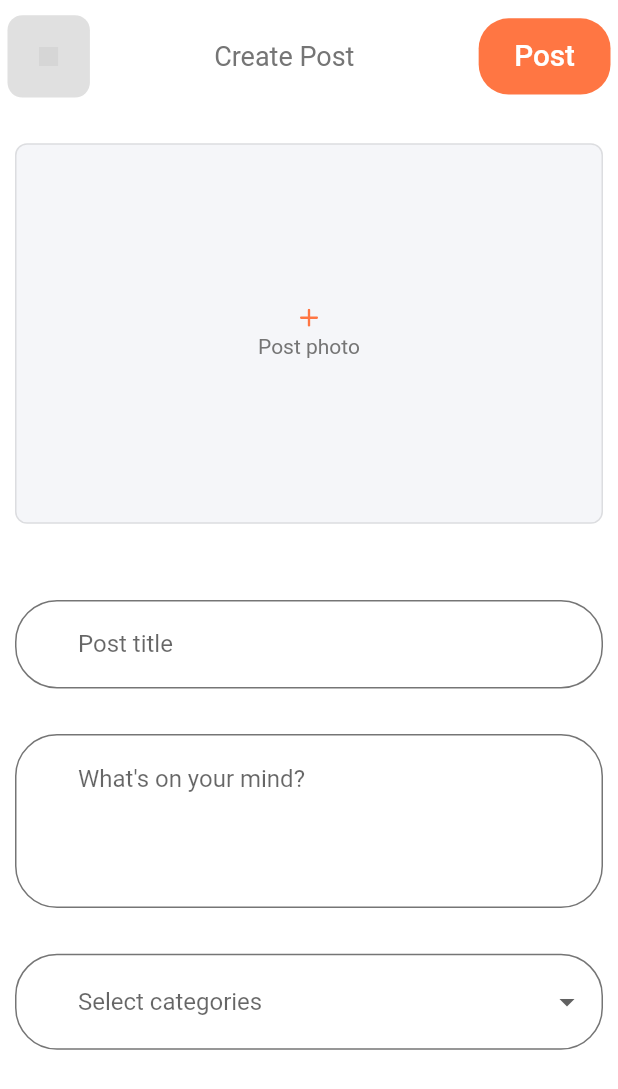
After one commit to LaPyaeOo/srd, a Flutter app: the CreatePostView screen opened by its route, on a phone screen of 412 x 824 dp. The commit adds this screen. Shown: the top 1089 px of the screen. Run offline on Flutter 3.47's test engine with Material 2 defaults, Android fonts, the phone set to English and light mode, and no system bars; our stand-ins replace dio, flutter_svg, rxdart, shared_preferences; accounts and stored records are empty; grey boxes are pictures that could not be loaded.

Commit message:
Add: CreatePost Page

```diff
--- a/lib/config/app_routes.dart
+++ b/lib/config/app_routes.dart
@@ -1,4 +1,5 @@
 import 'package:flutter/material.dart';
+import 'package:srd_frame/modules/create_post/create_post_view.dart';
 import 'package:srd_frame/modules/home/home_view.dart';
 import 'package:srd_frame/modules/login/login_view.dart';
 import 'package:srd_frame/modules/register/register_view.dart';
@@ -7,4 +8,5 @@ final Map<String, WidgetBuilder> routes = {
   LoginView.routeName: (context) => LoginView(),
   RegisterView.routeName: (context) => RegisterView(),
   HomeView.routeName: (context) => HomeView(),
+  CreatePostView.routeName: (context) => CreatePostView(),
 };
--- /dev/null
+++ b/lib/modules/create_post/components/create_post_body.dart
@@ -0,0 +1,24 @@
+import 'package:flutter/material.dart';
+import 'package:srd_frame/config/size_config.dart';
+
+import 'create_post_form.dart';
+import 'create_post_header.dart';
+
+class CreatePostBody extends StatelessWidget {
+  @override
+  Widget build(BuildContext context) {
+    return SafeArea(
+        child: Column(
+      children: [
+        SizedBox(
+          height: getScreenHeightRation(10.0),
+        ),
+        CreatePostHeader(),
+        SizedBox(
+          height: getScreenHeightRation(30.0),
+        ),
+        CreatePostForm(),
+      ],
+    ));
+  }
+}
--- /dev/null
+++ b/lib/modules/create_post/components/create_post_form.dart
@@ -0,0 +1,83 @@
+import 'package:flutter/material.dart';
+import 'package:flutter_svg/svg.dart';
+import 'package:srd_frame/config/size_config.dart';
+import 'package:srd_frame/config/themes.dart';
+
+class CreatePostForm extends StatefulWidget {
+  @override
+  _CreatePostFormState createState() => _CreatePostFormState();
+}
+
+class _CreatePostFormState extends State<CreatePostForm> {
+  @override
+  Widget build(BuildContext context) {
+    return Padding(
+      padding: EdgeInsets.symmetric(horizontal: 10.0),
+      child: Column(
+        children: [
+          buildPostPhotoField(),
+          SizedBox(height: getScreenHeightRation(50),),
+          buildPostTitleField(),
+          SizedBox(height: getScreenHeightRation(30),),
+          buildPostContentField(),
+          SizedBox(height: getScreenHeightRation(30),),
+          buildDrownDownButton(),
+        ],
+      ),
+    );
+  }
+  Widget buildPostPhotoField(){
+    return InkWell(
+      onTap: (){},
+      child: Container(
+        width: double.infinity,
+        height: getScreenHeightRation(250.0),
+        decoration: BoxDecoration(
+          borderRadius: BorderRadius.circular(8.0),
+          border: Border.all(
+            color: Colors.black.withOpacity(0.1),
+          ),
+          color: Color(0xFFF5F6F9),
+          //shape: BoxShape.circle,
+        ),
+        child: Column(
+          mainAxisAlignment: MainAxisAlignment.center,
+          children: [
+            SvgPicture.asset('assets/icons/Plus_Icon.svg',color: custPrimaryColor,),
+            SizedBox(height: getScreenHeightRation(5),),
+            Text('Post photo',textAlign: TextAlign.center,),
+          ],
+        ),
+      ),
+    );
+  }
+  TextFormField buildPostTitleField(){
+    return TextFormField(
+      decoration: InputDecoration(
+        hintText: "Post title",
+        floatingLabelBehavior: FloatingLabelBehavior.always,
+      ),
+    );
+  }
+  TextFormField buildPostContentField(){
+    return TextFormField(
+      maxLines: 4,
+      minLines: 4,
+      decoration: InputDecoration(
+        hintText: "What's on your mind?",
+        floatingLabelBehavior: FloatingLabelBehavior.always,
+      ),
+    );
+  }
+  Widget buildDrownDownButton(){
+    return DropdownButtonFormField(
+        hint: Text('Select categories'),
+        items: [
+      DropdownMenuItem(child: Text('Dart'),value: 1,),
+      DropdownMenuItem(child: Text('Java'),value: 2,),
+      DropdownMenuItem(child: Text('PHP'),value: 3,),
+    ], onChanged: (changedValue){
+
+    });
+  }
+}
--- /dev/null
+++ b/lib/modules/create_post/components/create_post_header.dart
@@ -0,0 +1,36 @@
+import 'package:flutter/material.dart';
+import 'package:srd_frame/config/size_config.dart';
+import 'package:srd_frame/config/themes.dart';
+import 'package:srd_frame/modules/home/home_view.dart';
+import 'package:srd_frame/widgets/header_button.dart';
+import 'package:srd_frame/widgets/styling_button_widget.dart';
+
+class CreatePostHeader extends StatelessWidget {
+  @override
+  Widget build(BuildContext context) {
+    return Padding(
+      padding: const EdgeInsets.symmetric(horizontal: 5.0),
+      child: Row(
+        mainAxisAlignment: MainAxisAlignment.spaceBetween,
+        children: [
+          HeaderButton(
+            icon: 'assets/icons/Back_Icon.svg',
+            onPressed: (){
+              Navigator.of(context).pop(context);
+            },
+          ),
+          Text('Create Post', style: TextStyle(fontSize: 18.0),),
+          Container(
+            height: getScreenHeightRation(50),
+            width: getScreenWidthRation(80.0),
+            child: StylingButton(
+              text: 'Post',
+              onPress: (){},
+              color: custPrimaryColor,
+            ),
+          ),
+        ],
+      ),
+    );
+  }
+}
--- /dev/null
+++ b/lib/modules/create_post/create_post_view.dart
@@ -0,0 +1,14 @@
+import 'package:flutter/material.dart';
+
+import 'components/create_post_body.dart';
+
+class CreatePostView extends StatelessWidget {
+  static String routeName = './createPost';
+  @override
+  Widget build(BuildContext context) {
+    return Scaffold(
+      resizeToAvoidBottomInset: false,
+      body: CreatePostBody(),
+    );
+  }
+}
--- a/lib/modules/home/components/home_header.dart
+++ b/lib/modules/home/components/home_header.dart
@@ -1,4 +1,5 @@
 import 'package:flutter/material.dart';
+import 'package:srd_frame/modules/create_post/create_post_view.dart';
 import 'package:srd_frame/widgets/header_button.dart';
 
 class HomeHeader extends StatelessWidget {
@@ -12,9 +13,12 @@ class HomeHeader extends StatelessWidget {
           HeaderButton(
             icon: 'assets/icons/User.svg',
           ),
-          Text('Home Blog',style: TextStyle(fontSize: 18.0),),
+          Text('Home Blog', style: TextStyle(fontSize: 18.0),),
           HeaderButton(
-              icon: 'assets/icons/Plus_Icon.svg',
+            icon: 'assets/icons/Plus_Icon.svg',
+            onPressed:(){
+              Navigator.pushNamed(context, CreatePostView.routeName);
+            },
           )
         ],
       ),
```
